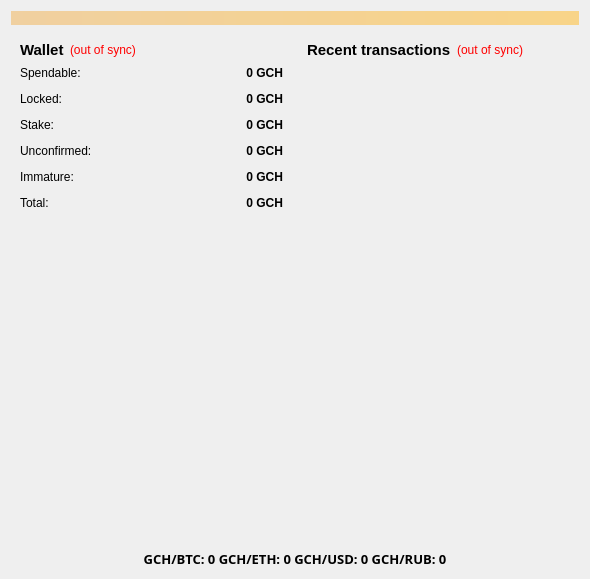
This is src/qt/forms/overviewpage.ui in galaxycash/galaxycash as Qt 5 draws it before an edit. The edited form follows.
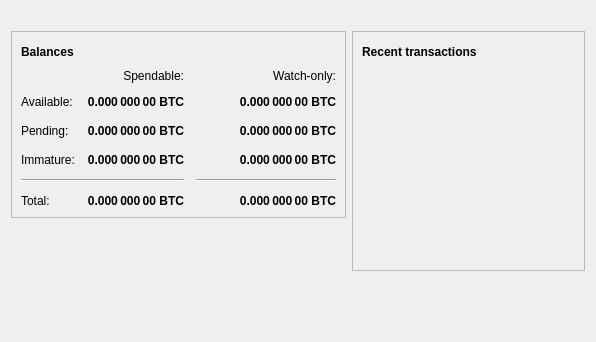
This is the edited form. Icons and pictures are not drawn.

```diff
--- a/src/qt/forms/overviewpage.ui
+++ b/src/qt/forms/overviewpage.ui
@@ -6,8 +6,8 @@
    <rect>
     <x>0</x>
     <y>0</y>
-    <width>590</width>
-    <height>579</height>
+    <width>596</width>
+    <height>342</height>
    </rect>
   </property>
   <property name="windowTitle">
@@ -20,8 +20,7 @@
       <bool>false</bool>
      </property>
      <property name="styleSheet">
-      <string notr="true">background-color: qlineargradient(x1: 0, y1: 0, x2: 1, y2: 0, stop:0 #F0D0A0, stop:1 #F8D488);  color:#000000
-</string>
+      <string notr="true">background-color: #3cb054; color:#ffffff;QLabel { background-color: qlineargradient(x1: 0, y1: 0, x2: 1, y2: 0, stop:0 #F0D0A0, st    op:1 #F8D488); color:#000000; }</string>
      </property>
      <property name="wordWrap">
       <bool>true</bool>
@@ -36,7 +35,13 @@
      <item>
       <layout class="QVBoxLayout" name="verticalLayout_2">
        <item>
-        <widget class="QWidget" name="widget" native="true">
+        <widget class="QFrame" name="frame">
+         <property name="frameShape">
+          <enum>QFrame::StyledPanel</enum>
+         </property>
+         <property name="frameShadow">
+          <enum>QFrame::Raised</enum>
+         </property>
          <layout class="QVBoxLayout" name="verticalLayout_4">
           <item>
            <layout class="QHBoxLayout" name="horizontalLayout_4">
@@ -44,34 +49,50 @@
              <widget class="QLabel" name="label_5">
               <property name="font">
                <font>
-                <pointsize>11</pointsize>
                 <weight>75</weight>
                 <bold>true</bold>
                </font>
               </property>
               <property name="text">
-               <string>Wallet</string>
+               <string>Balances</string>
               </property>
              </widget>
             </item>
             <item>
-             <widget class="QLabel" name="labelWalletStatus">
+             <widget class="QPushButton" name="labelWalletStatus">
+              <property name="enabled">
+               <bool>true</bool>
+              </property>
+              <property name="maximumSize">
+               <size>
+                <width>30</width>
+                <height>16777215</height>
+               </size>
+              </property>
               <property name="toolTip">
                <string>The displayed information may be out of date. Your wallet automatically synchronizes with the GalaxyCash network after a connection is established, but this process has not completed yet.</string>
               </property>
-              <property name="styleSheet">
-               <string notr="true">QLabel { color: red; }</string>
-              </property>
               <property name="text">
-               <string notr="true">(out of sync)</string>
+               <string/>
               </property>
-              <property name="alignment">
-               <set>Qt::AlignLeading|Qt::AlignLeft|Qt::AlignVCenter</set>
+              <property name="icon">
+               <iconset resource="../bitcoin.qrc">
+                <normaloff>:/icons/warning</normaloff>
+                <disabledoff>:/icons/warning</disabledoff>:/icons/warning</iconset>
+              </property>
+              <property name="iconSize">
+               <size>
+                <width>24</width>
+                <height>24</height>
+               </size>
+              </property>
+              <property name="flat">
+               <bool>true</bool>
               </property>
              </widget>
             </item>
             <item>
-             <spacer name="horizontalSpacer_2">
+             <spacer name="horizontalSpacer_3">
               <property name="orientation">
                <enum>Qt::Horizontal</enum>
               </property>
@@ -86,25 +107,12 @@
            </layout>
           </item>
           <item>
-           <layout class="QFormLayout" name="formLayout_2">
-            <property name="fieldGrowthPolicy">
-             <enum>QFormLayout::AllNonFixedFieldsGrow</enum>
-            </property>
-            <property name="horizontalSpacing">
+           <layout class="QGridLayout" name="gridLayout">
+            <property name="spacing">
              <number>12</number>
             </property>
-            <property name="verticalSpacing">
-             <number>12</number>
-            </property>
-            <item row="0" column="0">
-             <widget class="QLabel" name="label">
-              <property name="text">
-               <string>Spendable:</string>
-              </property>
-             </widget>
-            </item>
-            <item row="0" column="1">
-             <widget class="QLabel" name="labelBalance">
+            <item row="2" column="2">
+             <widget class="QLabel" name="labelWatchPending">
               <property name="font">
                <font>
                 <weight>75</weight>
@@ -118,7 +126,7 @@
                <string>Your current spendable balance</string>
               </property>
               <property name="text">
-               <string notr="true">0 GCH</string>
+               <string notr="true">0.000 000 00 BTC</string>
               </property>
               <property name="alignment">
                <set>Qt::AlignRight|Qt::AlignTrailing|Qt::AlignVCenter</set>
@@ -128,78 +136,7 @@
               </property>
              </widget>
             </item>
-            <item row="1" column="0">
-             <widget class="QLabel" name="labelLocked">
-              <property name="text">
-               <string>Locked:</string>
-              </property>
-             </widget>
-            </item>
-            <item row="1" column="1">
-             <widget class="QLabel" name="labelLockedBalance">
-              <property name="font">
-               <font>
-                <weight>75</weight>
-                <bold>true</bold>
-               </font>
-              </property>
-              <property name="cursor">
-               <cursorShape>IBeamCursor</cursorShape>
-              </property>
-              <property name="toolTip">
-               <string>Your current locked balance</string>
-              </property>
-              <property name="text">
-               <string notr="true">0 GCH</string>
-              </property>
-              <property name="alignment">
-               <set>Qt::AlignRight|Qt::AlignTrailing|Qt::AlignVCenter</set>
-              </property>
-              <property name="textInteractionFlags">
-               <set>Qt::LinksAccessibleByMouse|Qt::TextSelectableByKeyboard|Qt::TextSelectableByMouse</set>
-              </property>
-             </widget>
-            </item>
-            <item row="2" column="0">
-             <widget class="QLabel" name="label_6">
-              <property name="text">
-               <string>Stake:</string>
-              </property>
-             </widget>
-            </item>
             <item row="2" column="1">
-             <widget class="QLabel" name="labelStake">
-              <property name="font">
-               <font>
-                <weight>75</weight>
-                <bold>true</bold>
-               </font>
-              </property>
-              <property name="cursor">
-               <cursorShape>IBeamCursor</cursorShape>
-              </property>
-              <property name="toolTip">
-               <string>Total of coins that was staked, and do not yet count toward the current balance</string>
-              </property>
-              <property name="text">
-               <string notr="true">0 GCH</string>
-              </property>
-              <property name="alignment">
-               <set>Qt::AlignRight|Qt::AlignTrailing|Qt::AlignVCenter</set>
-              </property>
-              <property name="textInteractionFlags">
-               <set>Qt::LinksAccessibleByMouse|Qt::TextSelectableByKeyboard|Qt::TextSelectableByMouse</set>
-              </property>
-             </widget>
-            </item>
-            <item row="3" column="0">
-             <widget class="QLabel" name="label_3">
-              <property name="text">
-               <string>Unconfirmed:</string>
-              </property>
-             </widget>
-            </item>
-            <item row="3" column="1">
              <widget class="QLabel" name="labelUnconfirmed">
               <property name="font">
                <font>
@@ -214,7 +151,7 @@
                <string>Total of transactions that have yet to be confirmed, and do not yet count toward the current balance</string>
               </property>
               <property name="text">
-               <string notr="true">0 GCH</string>
+               <string notr="true">0.000 000 00 BTC</string>
               </property>
               <property name="alignment">
                <set>Qt::AlignRight|Qt::AlignTrailing|Qt::AlignVCenter</set>
@@ -224,15 +161,8 @@
               </property>
              </widget>
             </item>
-            <item row="4" column="0">
-             <widget class="QLabel" name="labelImmatureText">
-              <property name="text">
-               <string>Immature:</string>
-              </property>
-             </widget>
-            </item>
-            <item row="4" column="1">
-             <widget class="QLabel" name="labelImmature">
+            <item row="3" column="2">
+             <widget class="QLabel" name="labelWatchImmature">
               <property name="font">
                <font>
                 <weight>75</weight>
@@ -243,7 +173,7 @@
                <string>Mined balance that has not yet matured</string>
               </property>
               <property name="text">
-               <string notr="true">0 GCH</string>
+               <string notr="true">0.000 000 00 BTC</string>
               </property>
               <property name="alignment">
                <set>Qt::AlignRight|Qt::AlignTrailing|Qt::AlignVCenter</set>
@@ -253,6 +183,32 @@
               </property>
              </widget>
             </item>
+            <item row="4" column="0" colspan="2">
+             <widget class="Line" name="line">
+              <property name="orientation">
+               <enum>Qt::Horizontal</enum>
+              </property>
+             </widget>
+            </item>
+            <item row="4" column="2">
+             <widget class="Line" name="lineWatchBalance">
+              <property name="sizePolicy">
+               <sizepolicy hsizetype="Preferred" vsizetype="Fixed">
+                <horstretch>0</horstretch>
+                <verstretch>0</verstretch>
+               </sizepolicy>
+              </property>
+              <property name="minimumSize">
+               <size>
+                <width>140</width>
+                <height>0</height>
+               </size>
+              </property>
+              <property name="orientation">
+               <enum>Qt::Horizontal</enum>
+              </property>
+             </widget>
+            </item>
             <item row="5" column="0">
              <widget class="QLabel" name="labelTotalText">
               <property name="text">
@@ -260,6 +216,51 @@
               </property>
              </widget>
             </item>
+            <item row="3" column="1">
+             <widget class="QLabel" name="labelImmature">
+              <property name="font">
+               <font>
+                <weight>75</weight>
+                <bold>true</bold>
+               </font>
+              </property>
+              <property name="cursor">
+               <cursorShape>IBeamCursor</cursorShape>
+              </property>
+              <property name="toolTip">
+               <string>Mined balance that has not yet matured</string>
+              </property>
+              <property name="text">
+               <string notr="true">0.000 000 00 BTC</string>
+              </property>
+              <property name="alignment">
+               <set>Qt::AlignRight|Qt::AlignTrailing|Qt::AlignVCenter</set>
+              </property>
+              <property name="textInteractionFlags">
+               <set>Qt::LinksAccessibleByMouse|Qt::TextSelectableByKeyboard|Qt::TextSelectableByMouse</set>
+              </property>
+             </widget>
+            </item>
+            <item row="2" column="3">
+             <spacer name="horizontalSpacer_2">
+              <property name="orientation">
+               <enum>Qt::Horizontal</enum>
+              </property>
+              <property name="sizeHint" stdset="0">
+               <size>
+                <width>40</width>
+                <height>20</height>
+               </size>
+              </property>
+             </spacer>
+            </item>
+            <item row="3" column="0">
+             <widget class="QLabel" name="labelImmatureText">
+              <property name="text">
+               <string>Immature:</string>
+              </property>
+             </widget>
+            </item>
             <item row="5" column="1">
              <widget class="QLabel" name="labelTotal">
               <property name="font">
@@ -275,7 +276,7 @@
                <string>Your current total balance</string>
               </property>
               <property name="text">
-               <string notr="true">0 GCH</string>
+               <string notr="true">0.000 000 00 BTC</string>
               </property>
               <property name="alignment">
                <set>Qt::AlignRight|Qt::AlignTrailing|Qt::AlignVCenter</set>
@@ -285,6 +286,115 @@
               </property>
              </widget>
             </item>
+            <item row="5" column="2">
+             <widget class="QLabel" name="labelWatchTotal">
+              <property name="font">
+               <font>
+                <weight>75</weight>
+                <bold>true</bold>
+               </font>
+              </property>
+              <property name="cursor">
+               <cursorShape>IBeamCursor</cursorShape>
+              </property>
+              <property name="toolTip">
+               <string>Current total balance in watch-only addresses</string>
+              </property>
+              <property name="text">
+               <string notr="true">0.000 000 00 BTC</string>
+              </property>
+              <property name="alignment">
+               <set>Qt::AlignRight|Qt::AlignTrailing|Qt::AlignVCenter</set>
+              </property>
+              <property name="textInteractionFlags">
+               <set>Qt::LinksAccessibleByMouse|Qt::TextSelectableByKeyboard|Qt::TextSelectableByMouse</set>
+              </property>
+             </widget>
+            </item>
+            <item row="0" column="2">
+             <widget class="QLabel" name="labelWatchonly">
+              <property name="text">
+               <string>Watch-only:</string>
+              </property>
+              <property name="alignment">
+               <set>Qt::AlignRight|Qt::AlignTrailing|Qt::AlignVCenter</set>
+              </property>
+             </widget>
+            </item>
+            <item row="1" column="0">
+             <widget class="QLabel" name="labelBalanceText">
+              <property name="text">
+               <string>Available:</string>
+              </property>
+             </widget>
+            </item>
+            <item row="1" column="1">
+             <widget class="QLabel" name="labelBalance">
+              <property name="font">
+               <font>
+                <weight>75</weight>
+                <bold>true</bold>
+               </font>
+              </property>
+              <property name="cursor">
+               <cursorShape>IBeamCursor</cursorShape>
+              </property>
+              <property name="toolTip">
+               <string>Your current spendable balance</string>
+              </property>
+              <property name="text">
+               <string notr="true">0.000 000 00 BTC</string>
+              </property>
+              <property name="alignment">
+               <set>Qt::AlignRight|Qt::AlignTrailing|Qt::AlignVCenter</set>
+              </property>
+              <property name="textInteractionFlags">
+               <set>Qt::LinksAccessibleByMouse|Qt::TextSelectableByKeyboard|Qt::TextSelectableByMouse</set>
+              </property>
+             </widget>
+            </item>
+            <item row="1" column="2">
+             <widget class="QLabel" name="labelWatchAvailable">
+              <property name="font">
+               <font>
+                <weight>75</weight>
+                <bold>true</bold>
+               </font>
+              </property>
+              <property name="cursor">
+               <cursorShape>IBeamCursor</cursorShape>
+              </property>
+              <property name="toolTip">
+               <string>Your current balance in watch-only addresses</string>
+              </property>
+              <property name="text">
+               <string notr="true">0.000 000 00 BTC</string>
+              </property>
+              <property name="alignment">
+               <set>Qt::AlignRight|Qt::AlignTrailing|Qt::AlignVCenter</set>
+              </property>
+              <property name="textInteractionFlags">
+               <set>Qt::LinksAccessibleByMouse|Qt::TextSelectableByKeyboard|Qt::TextSelectableByMouse</set>
+              </property>
+             </widget>
+            </item>
+            <item row="2" column="0">
+             <widget class="QLabel" name="labelPendingText">
+              <property name="text">
+               <string>Pending:</string>
+              </property>
+             </widget>
+            </item>
+            <item row="0" column="1">
+             <widget class="QLabel" name="labelSpendable">
+              <property name="text">
+               <string>Spendable:</string>
+              </property>
+              <property name="alignment">
+               <set>Qt::AlignRight|Qt::AlignTrailing|Qt::AlignVCenter</set>
+              </property>
+             </widget>
+            </item>
            </layout>
           </item>
          </layout>
@@ -308,7 +418,13 @@
      <item>
       <layout class="QVBoxLayout" name="verticalLayout_3">
        <item>
-        <widget class="QWidget" name="widget_2" native="true">
+        <widget class="QFrame" name="frame_2">
+         <property name="frameShape">
+          <enum>QFrame::StyledPanel</enum>
+         </property>
+         <property name="frameShadow">
+          <enum>QFrame::Raised</enum>
+         </property>
          <layout class="QVBoxLayout" name="verticalLayout">
           <item>
            <layout class="QHBoxLayout" name="horizontalLayout_2">
@@ -316,29 +432,45 @@
              <widget class="QLabel" name="label_4">
               <property name="font">
                <font>
-                <pointsize>11</pointsize>
                 <weight>75</weight>
                 <bold>true</bold>
                </font>
               </property>
               <property name="text">
-               <string>&lt;b&gt;Recent transactions&lt;/b&gt;</string>
+               <string>Recent transactions</string>
               </property>
              </widget>
             </item>
             <item>
-             <widget class="QLabel" name="labelTransactionsStatus">
+             <widget class="QPushButton" name="labelTransactionsStatus">
+              <property name="enabled">
+               <bool>true</bool>
+              </property>
+              <property name="maximumSize">
+               <size>
+                <width>30</width>
+                <height>16777215</height>
+               </size>
+              </property>
               <property name="toolTip">
                <string>The displayed information may be out of date. Your wallet automatically synchronizes with the GalaxyCash network after a connection is established, but this process has not completed yet.</string>
               </property>
-              <property name="styleSheet">
-               <string notr="true">QLabel { color: red; }</string>
-              </property>
               <property name="text">
-               <string notr="true">(out of sync)</string>
+               <string/>
               </property>
-              <property name="alignment">
-               <set>Qt::AlignRight|Qt::AlignTrailing|Qt::AlignVCenter</set>
+              <property name="icon">
+               <iconset resource="../bitcoin.qrc">
+                <normaloff>:/icons/warning</normaloff>
+                <disabledoff>:/icons/warning</disabledoff>:/icons/warning</iconset>
+              </property>
+              <property name="iconSize">
+               <size>
+                <width>24</width>
+                <height>24</height>
+               </size>
+              </property>
+              <property name="flat">
+               <bool>true</bool>
               </property>
              </widget>
             </item>
@@ -379,28 +511,23 @@
          </layout>
         </widget>
        </item>
+       <item>
+        <spacer name="verticalSpacer_2">
+         <property name="orientation">
+          <enum>Qt::Vertical</enum>
+         </property>
+         <property name="sizeHint" stdset="0">
+          <size>
+           <width>20</width>
+           <height>40</height>
+          </size>
+         </property>
+        </spacer>
+       </item>
       </layout>
      </item>
     </layout>
    </item>
-   <item>
-    <widget class="QLabel" name="priceStats">
-     <property name="font">
-      <font>
-       <family>Miriam Mono CLM</family>
-       <pointsize>10</pointsize>
-       <weight>75</weight>
-       <bold>true</bold>
-      </font>
-     </property>
-     <property name="text">
-      <string>&lt;html&gt;&lt;head/&gt;&lt;body&gt;&lt;p&gt;GCH/BTC: 0 GCH/ETH: 0 GCH/USD: 0 GCH/RUB: 0&lt;/p&gt;&lt;/body&gt;&lt;/html&gt;</string>
-     </property>
-     <property name="alignment">
-      <set>Qt::AlignCenter</set>
-     </property>
-    </widget>
-   </item>
   </layout>
  </widget>
  <resources/>
```
Left out of the diff: 12 changed lines with no effect on the pictures.
